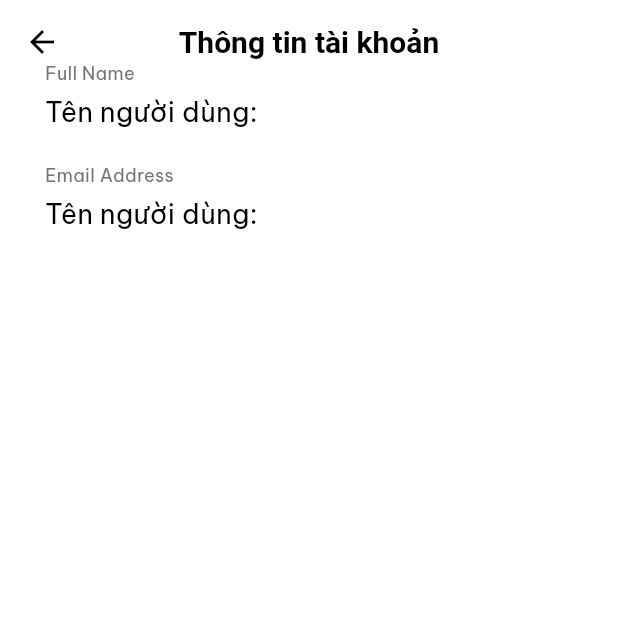
After one commit to khanhu2805/ATTENDANCE-APP-V1, a Flutter app: the AccountInfoScreen screen opened directly, on a phone screen of 412 x 824 dp, the top half of it. The commit adds this screen. Run offline on Flutter 3.47's test engine with Material 3 defaults, Android fonts, the phone set to English and light mode, and no system bars; our stand-ins replace camera, cloud_firestore, connectivity_plus, firebase_auth, firebase_core, flutter_native_splash and 6 more; missing offline and left inert: ai_barcode_scanner, mobile_scanner; accounts and stored records are empty; project files that could hold a hidden picture were left out.

Commit message:
Screen Profile

```diff
--- /dev/null
+++ b/lib/features/main_feature/screens/profile/account_information_screen.dart
@@ -0,0 +1,97 @@
+import 'package:fe_attendance_app/features/main_feature/screens/profile/widgets/appbar_profile.dart';
+import 'package:fe_attendance_app/utils/constants/text_strings.dart';
+import 'package:firebase_auth/firebase_auth.dart';
+import 'package:flutter/material.dart';
+
+class AccountInfoScreen extends StatefulWidget {
+  const AccountInfoScreen({super.key});
+
+  @override
+  State<AccountInfoScreen> createState() => _AccountInfoScreen();
+}
+
+class _AccountInfoScreen extends State<AccountInfoScreen> {
+  late final FirebaseAuth auth;
+
+  @override
+  void initState() {
+    super.initState();
+
+    auth = FirebaseAuth.instance;
+  }
+
+  @override
+  void dispose() {
+    super.dispose();
+  }
+
+  @override
+  Widget build(BuildContext context) {
+    return SafeArea(
+      child: Scaffold(
+        body: Column(
+          children: [
+            Stack(
+              children: [
+                const TAppBar(
+                  title: AppTexts.myProfileTitle,
+                ),
+                const SizedBox(height: 20),
+                Padding(
+                  padding:
+                      const EdgeInsets.only(left: 30.0, right: 10.0, top: 40.0),
+                  child: Row(
+                    mainAxisAlignment: MainAxisAlignment.spaceBetween,
+                    crossAxisAlignment: CrossAxisAlignment.start,
+                    children: [
+                      Column(
+                        crossAxisAlignment: CrossAxisAlignment.start,
+                        children: [
+                          Text(
+                            'Full Name',
+                            style: TextStyle(
+                              fontSize: 12,
+                              color: Colors.grey[600],
+                            ),
+                          ),
+                          const SizedBox(height: 5),
+                          SizedBox(
+                            width: MediaQuery.of(context).size.width - 40,
+                            child: Text(
+                              'Tên người dùng: ${auth.currentUser?.displayName ?? 'N/A'}',
+                              style: const TextStyle(fontSize: 18),
+                              softWrap: true,
+                            ),
+
+                          ),
+                          const SizedBox(height: 20),
+                          Text(
+                            'Email Address',
+                            style: TextStyle(
+                              fontSize: 12,
+                              color: Colors.grey[600],
+                            ),
+                          ),
+                          const SizedBox(height: 5),
+                          SizedBox(
+                            width: MediaQuery.of(context).size.width - 40,
+                            child: Text(
+                              'Tên người dùng: ${auth.currentUser?.email ?? 'N/A'}',
+                              style: const TextStyle(fontSize: 18),
+                              softWrap: true,
+                            ),
+                          ),
+
+                        ],
+                      ),
+                    ],
+                  ),
+                ),
+              ],
+            ),
+          ],
+        ),
+      ),
+    );
+  }
+}
--- /dev/null
+++ b/lib/features/main_feature/screens/profile/widgets/appbar_profile.dart
@@ -0,0 +1,26 @@
+import 'package:fe_attendance_app/utils/constants/sizes.dart';
+import 'package:flutter/cupertino.dart';
+import 'package:flutter/material.dart';
+
+class TAppBar extends StatelessWidget {
+  const TAppBar({
+    super.key,
+    required this.title,
+  });
+
+  final String title;
+
+  @override
+  Widget build(BuildContext context) {
+    return AppBar(
+      centerTitle: true,
+      title: Text(
+        title,
+        style: const TextStyle(
+          fontSize: AppSizes.fontSizeXl,
+          fontWeight: FontWeight.bold,
+        ),
+      ),
+    );
+  }
+}
--- a/lib/utils/constants/colors.dart
+++ b/lib/utils/constants/colors.dart
@@ -10,6 +10,10 @@ class AppColors {
 
   // Icon colors
   static const Color iconPrimary = Color(0xFF8D8D8D);
+  static const Color bkIconProfile = Color.fromARGB(52, 158, 158, 158);
+  static const Color bkIconProfileLogout = Color.fromARGB(59, 254, 60, 60);
+  static const Color iconProfile = Color.fromARGB(255, 0, 0, 0);
+  static const Color iconProfileLogout = Color.fromARGB(255, 254, 60, 60);
 
   // Text colors
   static const Color textPrimary = Color(0xFF272727);
--- a/lib/utils/constants/image_strings.dart
+++ b/lib/utils/constants/image_strings.dart
@@ -32,4 +32,8 @@ class AppImages {
   static String uploadingCompletedAnimation = "assets/images/animations/uploading-done.json";
   static String tickCongratulationsConfettiAnimation = "assets/images/animations/tick-confetti.json";
 
+  //Profile
+  static const erroImageProfile = "assets/images/content/user.png";
+
+
 }
--- a/lib/utils/constants/sizes.dart
+++ b/lib/utils/constants/sizes.dart
@@ -16,6 +16,7 @@ class AppSizes {
   static const double fontSizeSm = 14.0;
   static const double fontSizeMd = 16.0;
   static const double fontSizeLg = 18.0;
+  static const double fontSizeXl = 20.0;
 
   // Button sizes
   static const double buttonHeight = 18.0;
--- a/lib/utils/constants/text_strings.dart
+++ b/lib/utils/constants/text_strings.dart
@@ -13,7 +13,13 @@ class AppTexts {
 
   // -- Authentication Headings
   static const String loginTitle = "Chào mừng quay trở lại,";
-  static const String forgetPasswordTitle = "Quên mật khaiar";
+  static const String forgetPasswordTitle = "Quên mật khẩu";
+
+  //Profile
+  static const String myProfileTitle = "Thông tin tài khoản";
+  static const String settingTitle = "Cài đặt";
+  static const String termsTitle = "Điều khoản & điều kiện";
+  static const String privacyPolicyTitle = "Chính sách bảo mật";
 
 
 }
```
Also changed, not shown: lib/features/main_feature/screens/profile/profile_screen.dart (+35 -14 lines), lib/features/main_feature/screens/profile/widgets/infor_screen.dart (added, +24 -0 lines), lib/features/main_feature/screens/profile/widgets/profile_header.dart (added, +33 -0 lines), lib/features/main_feature/screens/profile/widgets/profile_menu_logout.dart (added, +34 -0 lines), lib/features/main_feature/screens/profile/widgets/profile_menu_title.dart (added, +38 -0 lines).
